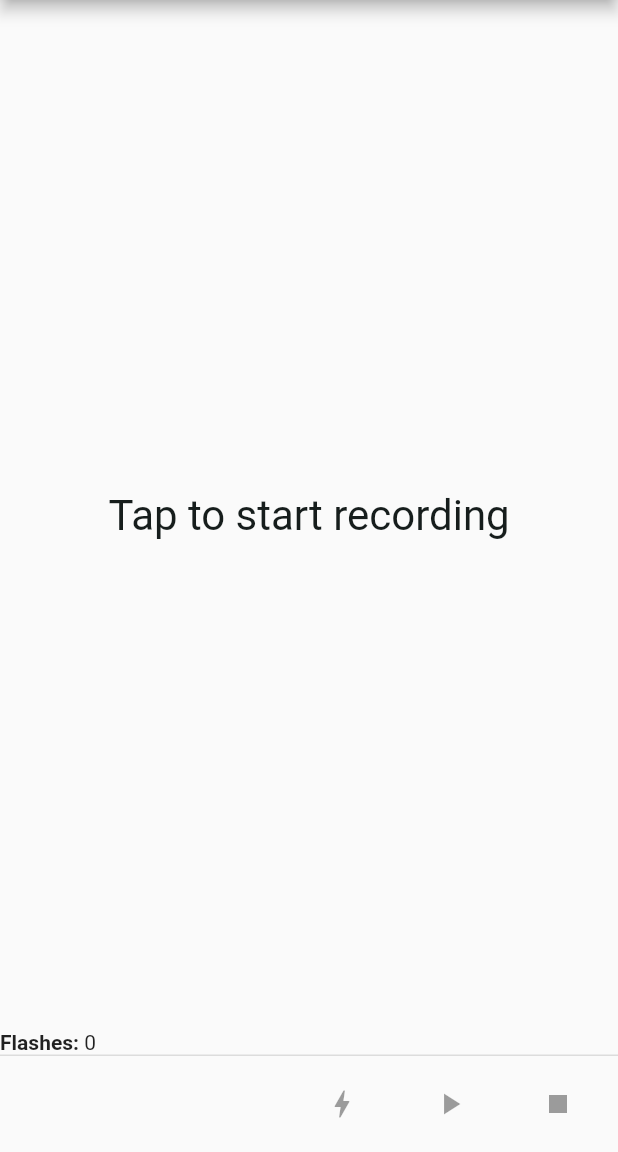
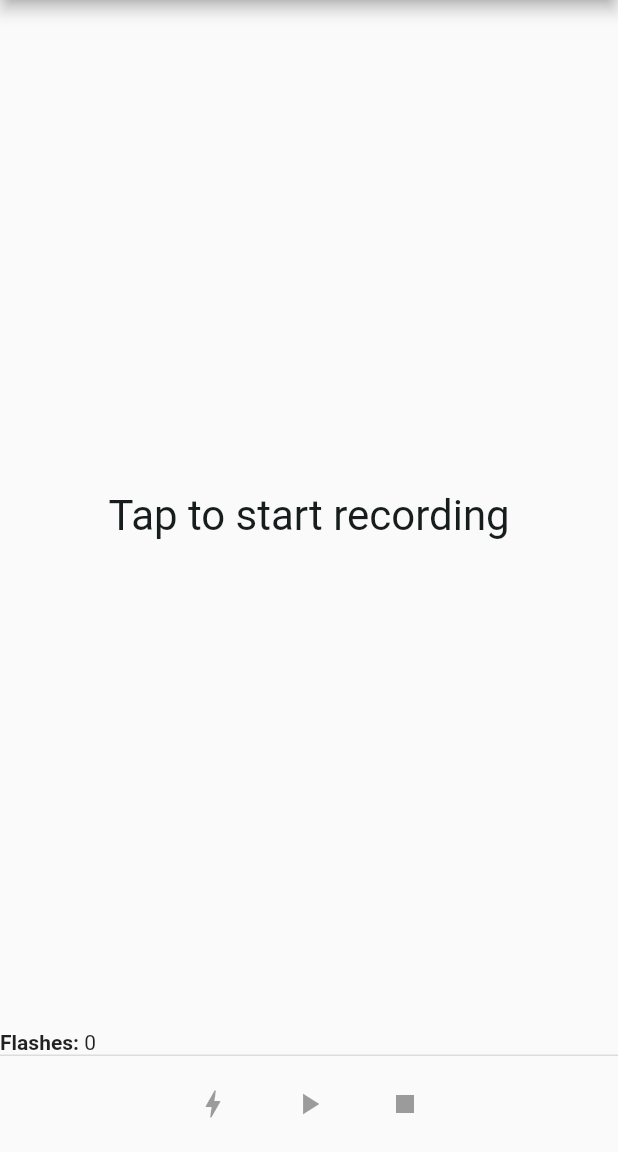
Before and after one commit to JosemyDuarte/Flashy, a Flutter app: the screen it shows after launch, on a phone screen of 412 x 824 dp, the part 84-1236 px from its top. Run offline on Flutter 3.47's test engine with Material 2 defaults, Android fonts, the phone set to English and light mode, and no system bars.

Commit message:
Center buttons

```diff
--- a/lib/main.dart
+++ b/lib/main.dart
@@ -24,15 +24,6 @@ class MyApp extends StatelessWidget {
 
 class MyHomePage extends StatefulWidget {
   const MyHomePage({super.key, required this.title});
-
-  // This widget is the home page of your application. It is stateful, meaning
-  // that it has a State object (defined below) that contains fields that affect
-  // how it looks.
-
-  // This class is the configuration for the state. It holds the values (in this
-  // case the title) provided by the parent (in this case the App widget) and
-  // used by the build method of the State. Fields in a Widget subclass are
-  // always marked "final".
 
   final String title;
 
@@ -144,13 +135,17 @@ class _MyHomePageState extends State<MyHomePage> {
           ],
         ),
         persistentFooterButtons: <Widget>[
+          Row(
+            mainAxisAlignment: MainAxisAlignment.center, // Center the buttons
+            children: <Widget>[
               TextButton(
                 onPressed: _durations.length > 0 ? _clearPresses : null,
                 child: const Icon(Icons.bolt),
               ),
               TextButton(
-            onPressed:
-                !_isRecording && _durations.length > 0 ? _playRecording : null,
+                onPressed: !_isRecording && _durations.length > 0
+                    ? _playRecording
+                    : null,
                 child: const Icon(Icons.play_arrow),
               ),
               TextButton(
@@ -159,6 +154,8 @@ class _MyHomePageState extends State<MyHomePage> {
               ),
             ],
           ),
+        ],
+      ),
     );
   }
 }
```
Lines whose indentation alone changed are shown as unchanged.
